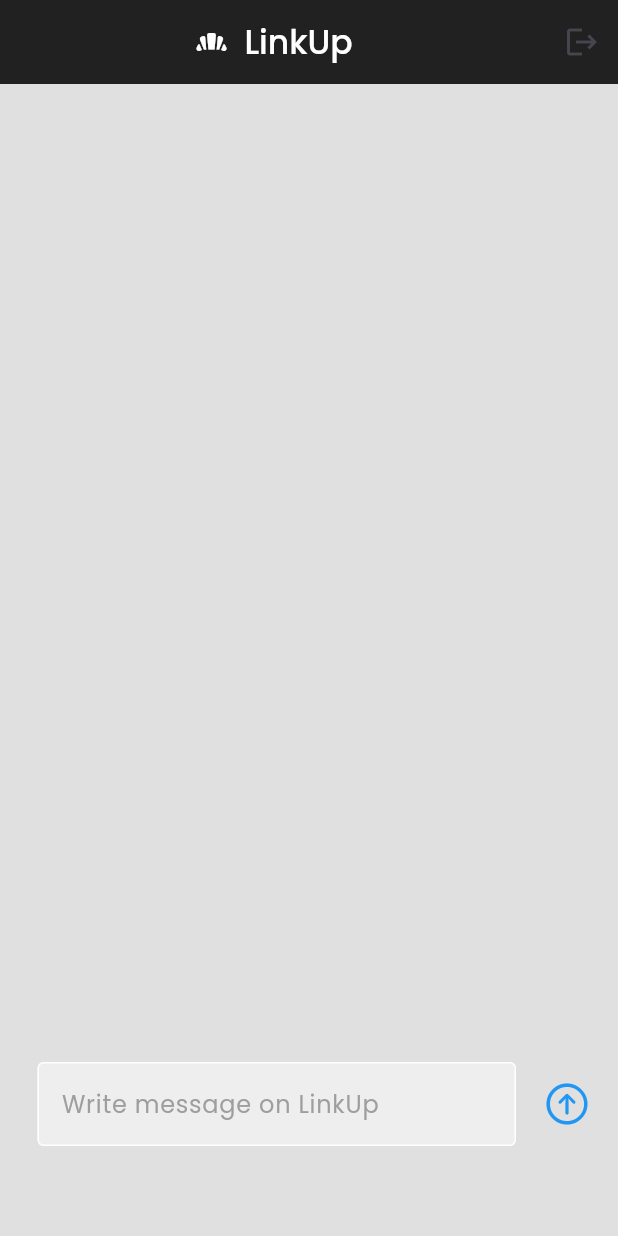
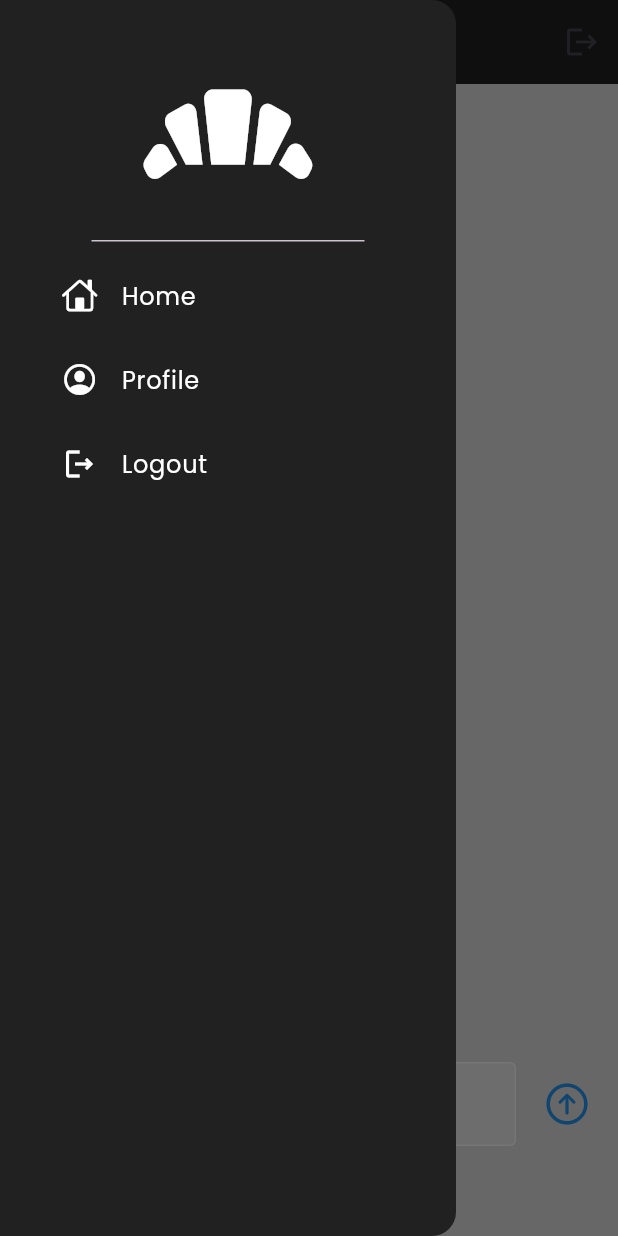
Before and after one commit to The-Naveen-Chandra/Make-LinkUp, a Flutter app: the screen it shows once a user with an empty profile is signed in, with the side drawer open (before the commit the screen has no drawer), on a phone screen of 412 x 824 dp. Run offline on Flutter 3.47's test engine with Material 2 defaults, Android fonts, the phone set to English and light mode, and no system bars; our stand-ins replace cloud_firestore, firebase_auth, firebase_core, google_fonts, google_sign_in; accounts and stored records are empty.

Commit message:
Dev. Custom Drawer

```diff
--- /dev/null
+++ b/lib/components/my_drawer.dart
@@ -0,0 +1,56 @@
+import 'package:flutter/cupertino.dart';
+import 'package:flutter/material.dart';
+import 'package:linkup_app/components/my_list_tile.dart';
+
+class MyDrawer extends StatelessWidget {
+  final void Function()? onProfileTap;
+  final void Function()? onSignOut;
+  const MyDrawer({
+    super.key,
+    required this.onProfileTap,
+    required this.onSignOut,
+  });
+
+  @override
+  Widget build(BuildContext context) {
+    return Drawer(
+      backgroundColor: Colors.grey[900],
+      surfaceTintColor: Colors.transparent,
+      child: Column(
+        children: [
+          // header
+          const DrawerHeader(
+            child: Icon(
+              Icons.bakery_dining,
+              size: 150,
+              color: Colors.white,
+            ),
+          ),
+
+          // home list tile
+          MyListTile(
+            icon: CupertinoIcons.home,
+            text: "Home",
+            onTap: () => Navigator.pop(context),
+          ),
+
+          // profile list tile
+          MyListTile(
+            icon: CupertinoIcons.profile_circled,
+            text: "Profile",
+            onTap: onProfileTap,
+          ),
+
+          // Spacer(),
+
+          // logout list tile
+          MyListTile(
+            icon: Icons.logout_outlined,
+            text: "Logout",
+            onTap: onSignOut,
+          ),
+        ],
+      ),
+    );
+  }
+}
--- /dev/null
+++ b/lib/components/my_list_tile.dart
@@ -0,0 +1,34 @@
+import 'package:flutter/material.dart';
+import 'package:google_fonts/google_fonts.dart';
+
+class MyListTile extends StatelessWidget {
+  final IconData icon;
+  final String text;
+  final Function()? onTap;
+  const MyListTile({
+    super.key,
+    required this.icon,
+    required this.text,
+    required this.onTap,
+  });
+
+  @override
+  Widget build(BuildContext context) {
+    return Padding(
+      padding: const EdgeInsets.only(left: 25),
+      child: ListTile(
+        leading: Icon(
+          icon,
+          color: Colors.white,
+        ),
+        title: Text(
+          text,
+          style: GoogleFonts.poppins(
+            color: Colors.white,
+          ),
+        ),
+        onTap: onTap,
+      ),
+    );
+  }
+}
--- a/lib/screens/home_screen.dart
+++ b/lib/screens/home_screen.dart
@@ -4,7 +4,9 @@ import 'package:cloud_firestore/cloud_firestore.dart';
 import 'package:firebase_auth/firebase_auth.dart';
 import 'package:google_fonts/google_fonts.dart';
 import 'package:linkup_app/components/linkup_post.dart';
+import 'package:linkup_app/components/my_drawer.dart';
 import 'package:linkup_app/components/my_textfield.dart';
+import 'package:linkup_app/screens/profile_screen.dart';
 
 class HomeScreen extends StatefulWidget {
   const HomeScreen({super.key});
@@ -43,6 +45,20 @@ class _HomeScreenState extends State<HomeScreen> {
     });
   }
 
+  // navigate to profile screen
+  void goToProfileScreen() {
+    // pop menu drawer
+    Navigator.pop(context);
+
+    // go to profile page
+    Navigator.push(
+      context,
+      MaterialPageRoute(
+        builder: (context) => const ProfileScreen(),
+      ),
+    );
+  }
+
   @override
   Widget build(BuildContext context) {
     return Scaffold(
@@ -75,6 +91,10 @@ class _HomeScreenState extends State<HomeScreen> {
             ),
           ),
         ],
+      ),
+      drawer: MyDrawer(
+        onProfileTap: goToProfileScreen,
+        onSignOut: signOutUser,
       ),
       body: Column(
         children: [
```
